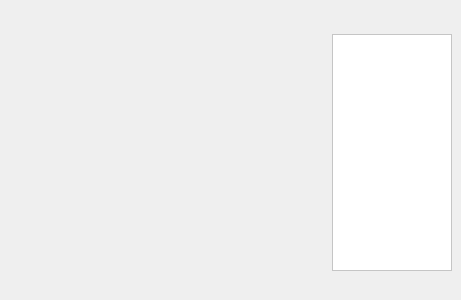
First picture: the form in mainwindow.ui, repository xandroalmeida/CamViewer, before the edit.
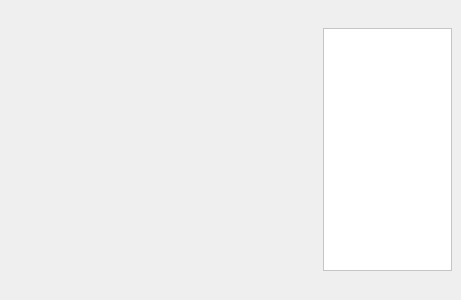
Second picture: the form after the edit. Icons and pictures are not drawn.

Patch:
```diff
--- a/mainwindow.ui
+++ b/mainwindow.ui
@@ -61,11 +61,17 @@
       </property>
       <item>
        <layout class="QHBoxLayout" name="horizontalLayout_2">
+        <property name="spacing">
+         <number>9</number>
+        </property>
         <property name="topMargin">
-         <number>6</number>
+         <number>0</number>
         </property>
         <property name="rightMargin">
-         <number>6</number>
+         <number>0</number>
+        </property>
+        <property name="bottomMargin">
+         <number>0</number>
         </property>
         <item>
          <widget class="QPushButton" name="btnAddCamera">
@@ -84,6 +90,22 @@
           </property>
          </widget>
         </item>
+        <item>
+         <spacer name="horizontalSpacer">
+          <property name="orientation">
+           <enum>Qt::Horizontal</enum>
+          </property>
+          <property name="sizeType">
+           <enum>QSizePolicy::Minimum</enum>
+          </property>
+          <property name="sizeHint" stdset="0">
+           <size>
+            <width>40</width>
+            <height>20</height>
+           </size>
+          </property>
+         </spacer>
+        </item>
         <item>
          <widget class="QPushButton" name="btnQuit">
           <property name="cursor">
@@ -198,8 +220,8 @@
           <rect>
            <x>0</x>
            <y>0</y>
-           <width>116</width>
-           <height>220</height>
+           <width>118</width>
+           <height>229</height>
           </rect>
          </property>
          <layout class="QVBoxLayout" name="camViewerDockLayout1">
```
Left out of the diff: 4 changed lines with no effect on the pictures.
